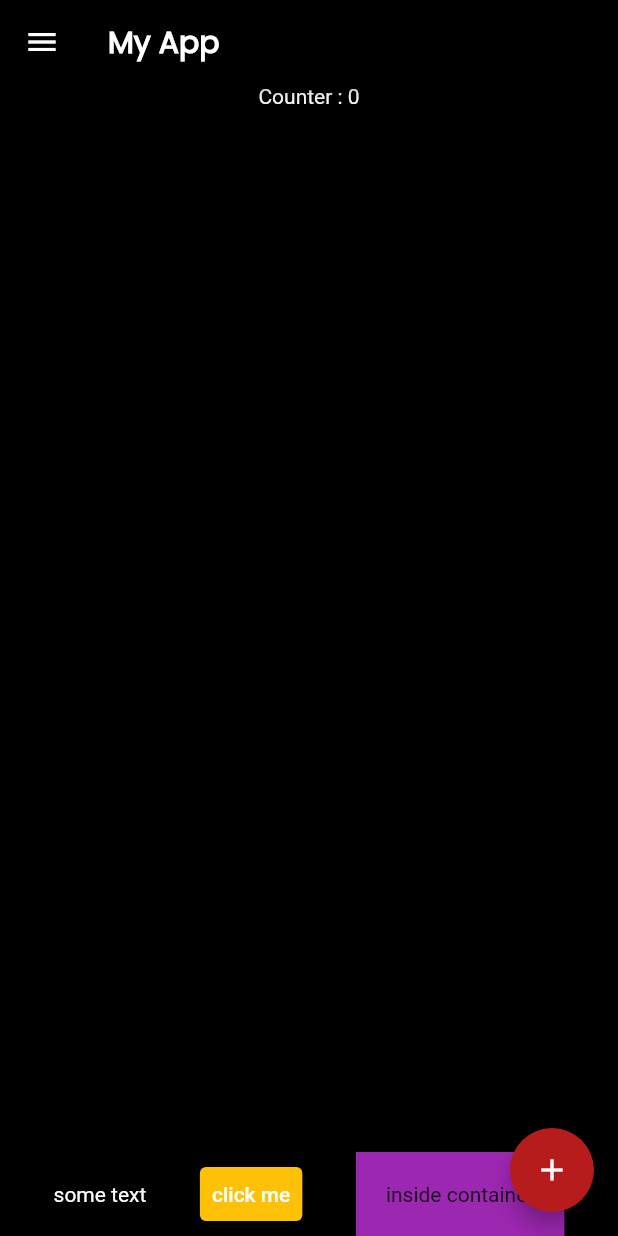
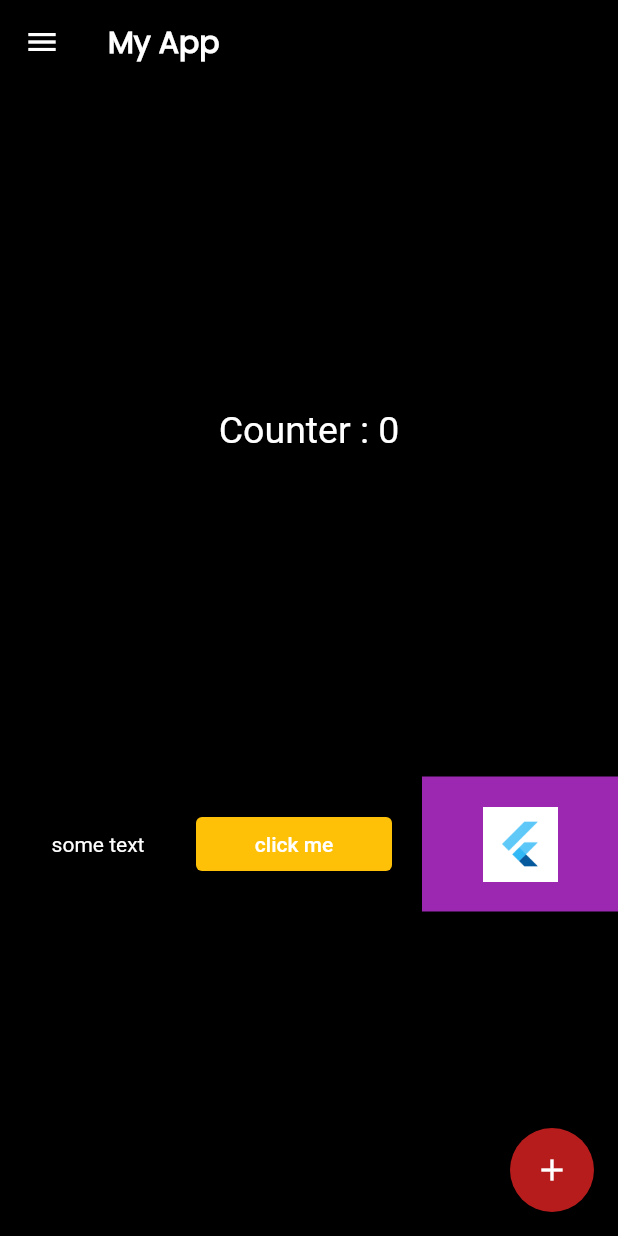
Before and after one commit to abhijeetr-ajmerainfotech/flutter_tutorial, a Flutter app: the screen it shows after launch, on a phone screen of 412 x 824 dp. Run offline on Flutter 3.47's test engine with Material 2 defaults, Android fonts, the phone set to English and light mode, and no system bars.

Commit message:
images and expanded widgets (#3)

```diff
--- a/myapp/lib/main.dart
+++ b/myapp/lib/main.dart
@@ -1,3 +1,5 @@
+import 'dart:ui';
+
 import 'package:flutter/material.dart';
 
 void main() => runApp(const MaterialApp(home: MyWidget()));
@@ -11,11 +13,9 @@ class MyWidget extends StatefulWidget {
 class _MyWidgetState extends State<MyWidget> {
   int _counter = 0;
 
-  void addCounter() {
-    setState(() {
+  void addCounter() => setState(() {
         _counter++;
       });
-  }
 
   @override
   Widget build(BuildContext context) {
@@ -32,29 +32,33 @@ class _MyWidgetState extends State<MyWidget> {
           ),
           backgroundColor: Colors.black,
         ),
-        body: Column(
-            mainAxisAlignment: MainAxisAlignment.spaceBetween,
-            children: [
+        body:
+            Column(mainAxisAlignment: MainAxisAlignment.spaceEvenly, children: [
           Center(
             child: Text(
               'Counter : $_counter',
-                  style: const TextStyle(color: Colors.white),
+              style: const TextStyle(color: Colors.white, fontSize: 25),
             ),
           ),
           Column(
-                  mainAxisAlignment: MainAxisAlignment.end,
+              mainAxisAlignment: MainAxisAlignment.center,
               crossAxisAlignment: CrossAxisAlignment.center,
               children: <Widget>[
                 Row(
                   mainAxisAlignment: MainAxisAlignment.spaceEvenly,
                   crossAxisAlignment: CrossAxisAlignment.center,
                   children: <Widget>[
-                        const Text(
+                    const Expanded(
+                      child: Center(
+                        child: Text(
                           'some text',
                           style: TextStyle(color: Colors.white),
                         ),
-                        TextButton(
-                            onPressed: (() => addCounter),
+                      ),
+                    ),
+                    Expanded(
+                      child: TextButton(
+                          onPressed: addCounter,
                           style: TextButton.styleFrom(
                             backgroundColor: Colors.amber,
                           ),
@@ -62,10 +66,20 @@ class _MyWidgetState extends State<MyWidget> {
                             'click me',
                             style: TextStyle(color: Colors.white),
                           )),
-                        Container(
+                    ),
+                    const SizedBox(
+                      width: 20.0,
+                    ),
+                    Expanded(
+                      child: Container(
                         color: Colors.purple,
                         padding: const EdgeInsets.all(20.0),
-                          child: const Text('inside container'),
+                        child: Image.asset(
+                          'assets/images/flutter.png',
+                          height: 50.0,
+                          scale: 2.5,
+                        ),
+                      ),
                     ),
                   ],
                 ),
```
Also changed, not shown: myapp/pubspec.yaml (+4 -6 lines), myapp/assets/images/flutter.png (added), 1 other file. Lines whose indentation alone changed are shown as unchanged.
